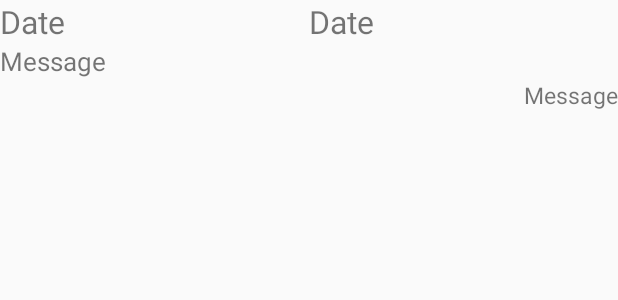
After one commit to stashes/WayMaps, an Android app: the layout item_ticket_list.xml on its own in the app's theme, with its tools: preview values and no code run, on a phone screen of 412 x 824 dp. The commit adds this screen. Shown: the top 300 px of the screen. Run offline under Robolectric (Android 15) with nearby library versions, the phone set to English and light mode, and no system bars.

Commit message:
add tracker list

```diff
--- a/app/src/main/res/layout/content_main.xml
+++ b/app/src/main/res/layout/content_main.xml
@@ -5,6 +5,7 @@
     android:layout_width="match_parent"
     android:layout_height="match_parent"
     android:visibility="visible"
+    android:background="#FFFFFF"
     app:layout_behavior="@string/appbar_scrolling_view_behavior"
     tools:context="com.waymaps.activity.MainActivity"
     tools:layout_editor_absoluteY="25dp"
--- /dev/null
+++ b/app/src/main/res/layout/item_ticket_list.xml
@@ -0,0 +1,43 @@
+<?xml version="1.0" encoding="utf-8"?>
+<LinearLayout
+    xmlns:android="http://schemas.android.com/apk/res/android"
+    android:layout_width="match_parent"
+    android:layout_height="match_parent"
+    android:orientation="vertical">
+    <LinearLayout
+        android:layout_width="match_parent"
+        android:layout_height="wrap_content">
+    <TextView
+        android:textSize="21dp"
+        android:layout_weight="1"
+        android:text="@string/date"
+        android:id="@+id/ticketDate"
+        android:layout_width="wrap_content"
+        android:layout_height="wrap_content">
+    </TextView>
+    <TextView
+        android:textSize="21dp"
+        android:layout_weight="1"
+        android:text="@string/date"
+        android:id="@+id/ticketUsr"
+        android:layout_width="wrap_content"
+        android:layout_height="wrap_content">
+    </TextView>
+</LinearLayout>
+    <TextView
+        android:textSize="17dp"
+        android:text="Message"
+        android:id="@+id/ticketMessage"
+        android:layout_width="match_parent"
+        android:layout_height="wrap_content">
+    </TextView>
+    <TextView
+        android:gravity="right"
+        android:textSize="15dp"
+        android:text="Message"
+        android:id="@+id/ticketReadDate"
+        android:layout_width="match_parent"
+        android:layout_height="wrap_content">
+    </TextView>
+
+</LinearLayout>
```
Also changed, not shown: app/src/main/java/com/waymaps/activity/MainActivity.java (+22 -1 lines), app/src/main/java/com/waymaps/adapter/TrackerListAdapter.java (added, +74 -0 lines), app/src/main/java/com/waymaps/api/WayMapsService.java (+11 -0 lines), app/src/main/java/com/waymaps/data/responseEntity/TrackerList.java (+7 -0 lines), app/src/main/java/com/waymaps/fragment/MessageFragment.java (added, +55 -0 lines), app/src/main/java/com/waymaps/fragment/TrackerListFragment.java (added, +136 -0 lines), app/src/main/res/layout/fragment_tracker_list.xml (added, +15 -0 lines), app/src/main/res/layout/message_layout.xml (added, +60 -0 lines), app/src/main/res/layout/tracker_item.xml (added, +26 -0 lines), app/src/main/res/drawable-hdpi/arrow_left.png (added), app/src/main/res/drawable-mdpi/arrow_left.png (added), app/src/main/res/drawable-xhdpi/arrow_left.png (added), app/src/main/res/drawable-xxhdpi/arrow_left.png (added).
